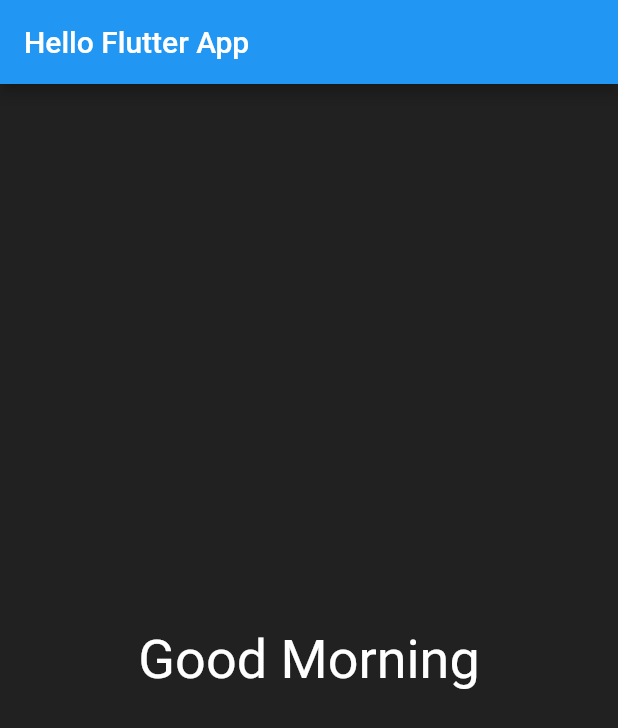
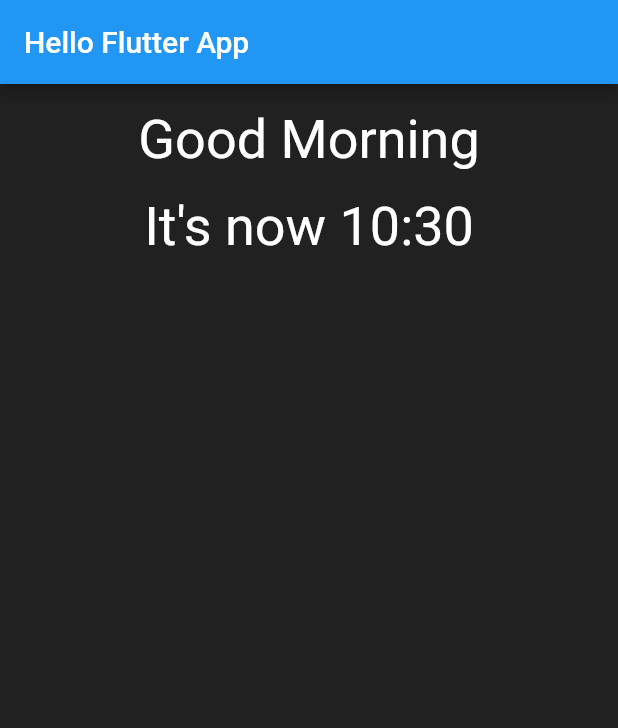
Before and after one commit to jcripley1992/hello_flutter, a Flutter app: the screen it shows after launch, on a phone screen of 412 x 824 dp. Shown: the top 728 px of the screen. Run offline on Flutter 3.47's test engine with Material 2 defaults, Android fonts, the phone set to English and light mode, and no system bars.

Commit message:
some Container/Column and Row additions

```diff
--- a/app_widgets/lib/main.dart
+++ b/app_widgets/lib/main.dart
@@ -4,8 +4,8 @@ import 'ui/home.dart';
 
 void main() {
   runApp(MaterialApp(
+    debugShowCheckedModeBanner: false,
     title: "Simple Layouts",
     home: Home(),
-    )
-  );
+  ));
 }
--- a/hello_flutter/lib/screens/home.dart
+++ b/hello_flutter/lib/screens/home.dart
@@ -6,14 +6,35 @@ class home extends StatelessWidget {
     // TODO: implement build
     return Material(
         color: Colors.black87,
+        child: Padding(
+          padding: const EdgeInsets.all(8.0),
+          child: Container(
+            child: Column(
+              children: <Widget>[
+                Padding(
+                  padding: const EdgeInsets.all(8.0),
                   child: Center(
                     child: Text(
                       greet(),
                       textDirection: TextDirection.ltr,
                       style: TextStyle(color: Colors.white, fontSize: 36.0),
                     ),
+                  ),
+                ),
+                Padding(
+                  padding: const EdgeInsets.all(8.0),
+                  child: Center(
+                    child: Text(
+                      showTime(),
+                      textDirection: TextDirection.ltr,
+                      style: TextStyle(color: Colors.white, fontSize: 36.0),
+                    ),
+                  ),
                 )
-    );
+              ],
+            ),
+          ),
+        ));
   }
 
   String greet() {
```
Also changed, not shown: app_widgets/lib/ui/home.dart (+59 -5 lines). Lines whose indentation alone changed are shown as unchanged.
